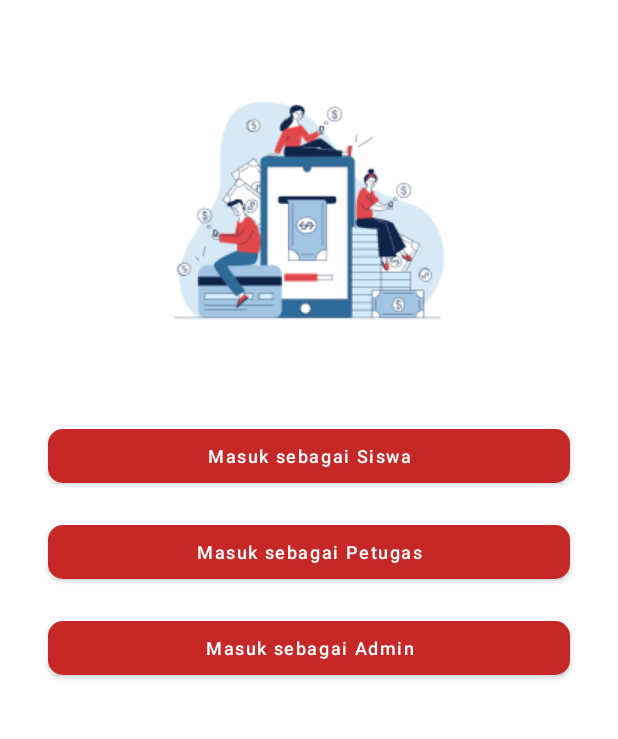
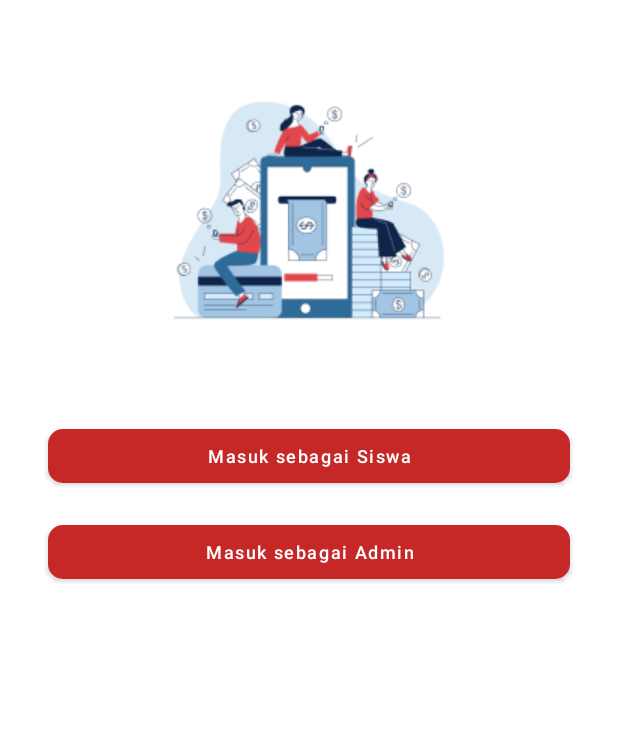
Before and after one commit to SHSXII-FinalExam/FE_EXAM2021, an Android app: the screen it shows after launch (LoginChoiceActivity), on a phone screen of 412 x 824 dp, the part 107-846 px from its top. Run offline under Robolectric (Android 15) with nearby library versions, the phone set to English and light mode, and no system bars; 2 statements that could not run were skipped.

Commit message:
Fixing UI Login

```diff
--- a/app/src/main/java/com/example/modul_spp_ukk2021/UI/Splash/LoginChoiceActivity.java
+++ b/app/src/main/java/com/example/modul_spp_ukk2021/UI/Splash/LoginChoiceActivity.java
@@ -19,10 +19,6 @@ public class LoginChoiceActivity extends AppCompatActivity {
         super.onCreate(savedInstanceState);
         setContentView(R.layout.activity_login_choice);
 
-        MaterialButton btnLoginAdmin = findViewById(R.id.btn_admin);
-        MaterialButton btnLoginPetugas = findViewById(R.id.btn_petugas);
-        MaterialButton btnLoginSiswa = findViewById(R.id.btn_siswa);
-
         btnLoginSiswa.setOnClickListener(new View.OnClickListener() {
             @Override
             public void onClick(View v) {
@@ -32,22 +28,18 @@ public class LoginChoiceActivity extends AppCompatActivity {
             }
         });
 
-        btnLoginPetugas.setOnClickListener(new View.OnClickListener() {
+        btnLoginStaff.setOnClickListener(new View.OnClickListener() {
             @Override
             public void onClick(View v) {
-                Intent intent = new Intent(LoginChoiceActivity.this, LoginPetugasActivity.class);
-                startActivity(intent);
-                finish();
-            }
-        });
-
-        btnLoginAdmin.setOnClickListener(new View.OnClickListener() {
-            @Override
-            public void onClick(View v) {
-                Intent intent = new Intent(LoginChoiceActivity.this, LoginAdminActivity.class);
+                Intent intent = new Intent(LoginChoiceActivity.this, LoginStaffActivity.class);
                 startActivity(intent);
                 finish();
             }
         });
     }
+
+    @Override
+    public void onBackPressed() {
+        finishAffinity();
+    }
 }
--- a/app/src/main/res/layout/activity_login_choice.xml
+++ b/app/src/main/res/layout/activity_login_choice.xml
@@ -66,23 +66,7 @@
         app:rippleColor="#FF6565" />
 
     <com.google.android.material.button.MaterialButton
-        android:id="@+id/btn_petugas"
-        android:layout_width="0dp"
-        android:layout_height="wrap_content"
-        android:layout_gravity="center"
-        android:layout_marginTop="16dp"
-        android:elevation="0dp"
-        android:text="Masuk sebagai Petugas"
-        android:textAllCaps="false"
-        android:textSize="12sp"
-        app:cornerRadius="10dp"
-        app:layout_constraintEnd_toEndOf="@+id/btn_siswa"
-        app:layout_constraintStart_toStartOf="@+id/btn_siswa"
-        app:layout_constraintTop_toBottomOf="@+id/btn_siswa"
-        app:rippleColor="#FF6565" />
-
-    <com.google.android.material.button.MaterialButton
-        android:id="@+id/btn_admin"
+        android:id="@+id/btn_staff"
         android:layout_width="0dp"
         android:layout_height="wrap_content"
         android:layout_gravity="center"
@@ -94,7 +78,7 @@
         app:cornerRadius="10dp"
         app:layout_constraintEnd_toEndOf="@+id/btn_siswa"
         app:layout_constraintStart_toStartOf="@+id/btn_siswa"
-        app:layout_constraintTop_toBottomOf="@+id/btn_petugas"
+        app:layout_constraintTop_toBottomOf="@+id/btn_siswa"
         app:rippleColor="#FF6565" />
 
 </androidx.constraintlayout.widget.ConstraintLayout>
```
